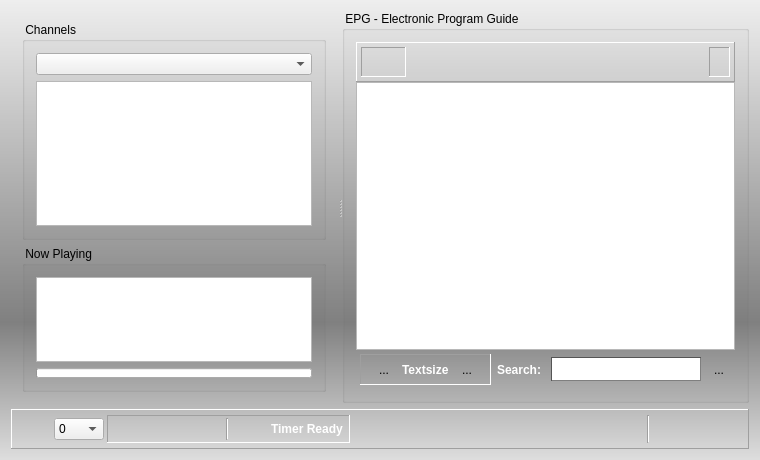
Old version of the form recorder.ui in the repository code-google-com/vlc-record.
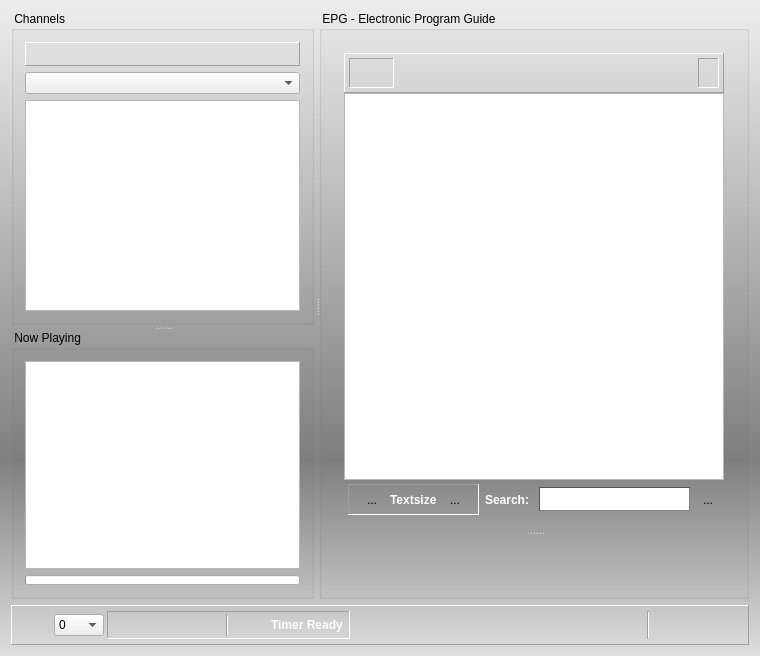
New version of the form. Icons and pictures are not drawn. Custom widgets are drawn as their Qt base class.

```diff
--- a/recorder.ui
+++ b/recorder.ui
@@ -7,7 +7,7 @@
     <x>0</x>
     <y>0</y>
     <width>760</width>
-    <height>460</height>
+    <height>656</height>
    </rect>
   </property>
   <property name="windowTitle">
@@ -27,40 +27,119 @@
   </property>
   <layout class="QVBoxLayout" name="verticalLayout_4" stretch="1,0">
    <item>
-    <widget class="QSplitter" name="splitter">
+    <widget class="QSplitter" name="vSplitterChanEpg">
      <property name="styleSheet">
-      <string notr="true">QSplitter::handle {
-     image: url(:/png/h_split);
+      <string notr="true">QSplitter#vSplitterChanEpg::handle {
+     image: url(:/png/v_split);
  }
 
- QSplitter::handle:horizontal {
+ QSplitter#vSplitterChanEpg::handle:horizontal {
      width: 5px;
  }
 
- QSplitter::handle:vertical {
+ QSplitter#vSplitterChanEpg::handle:vertical {
      height: 5px;
  }
 
- QSplitter::handle:hover {
-    image: url(:/png/h_split_hover);
+ QSplitter#vSplitterChanEpg::handle:hover {
+    image: url(:/png/v_split_hover);
  }
 
- QSplitter::handle:pressed {
-    image: url(:/png/h_split_pressed);
+ QSplitter#vSplitterChanEpg::handle:pressed {
+    image: url(:/png/v_split_pressed);
  }
 </string>
      </property>
      <property name="orientation">
       <enum>Qt::Horizontal</enum>
      </property>
-     <widget class="QWidget" name="layoutWidget">
-      <layout class="QVBoxLayout" name="vLayoutChannels" stretch="6,4">
-       <item>
+     <widget class="QSplitter" name="hSplitterChannels">
+      <property name="styleSheet">
+       <string notr="true">QSplitter#hSplitterChannels::handle {
+   image: url(:/png/h_split);
+}
+
+QSplitter#hSplitterChannels::handle:horizontal {
+   width: 5px;
+}
+
+QSplitter#hSplitterChannels::handle:vertical {
+   height: 5px;
+}
+
+QSplitter#hSplitterChannels::handle:hover {
+   image: url(:/png/h_split_hover);
+}
+
+QSplitter#hSplitterChannels::handle:pressed {
+   image: url(:/png/h_split_pressed);
+}
+</string>
+      </property>
+      <property name="orientation">
+       <enum>Qt::Vertical</enum>
+      </property>
         <widget class="QGroupBox" name="groupChannels">
          <property name="title">
           <string> Channels </string>
          </property>
-         <layout class="QVBoxLayout" name="verticalLayout" stretch="0,60">
+       <layout class="QVBoxLayout" name="verticalLayout" stretch="0,0,60">
+        <item>
+         <widget class="QFrame" name="hFrameFav">
+          <property name="contextMenuPolicy">
+           <enum>Qt::DefaultContextMenu</enum>
+          </property>
+          <property name="styleSheet">
+           <string notr="true">QFrame#hFrameFav {
+background-color: qlineargradient(spread:pad, x1:0, y1:0, x2:0, y2:1, stop:0 #eee, 	stop:0.7 grey, stop:1 #dedede);
+};</string>
+          </property>
+          <property name="frameShape">
+           <enum>QFrame::Panel</enum>
+          </property>
+          <property name="frameShadow">
+           <enum>QFrame::Raised</enum>
+          </property>
+          <layout class="QHBoxLayout" name="hLayoutFavFrame">
+           <property name="spacing">
+            <number>0</number>
+           </property>
+           <item>
+            <spacer name="hSpacerLeft">
+             <property name="orientation">
+              <enum>Qt::Horizontal</enum>
+             </property>
+             <property name="sizeHint" stdset="0">
+              <size>
+               <width>40</width>
+               <height>0</height>
+              </size>
+             </property>
+            </spacer>
+           </item>
+           <item>
+            <layout class="QGridLayout" name="gLayoutFav">
+             <property name="spacing">
+              <number>4</number>
+             </property>
+            </layout>
+           </item>
+           <item>
+            <spacer name="hlSpacerRight">
+             <property name="orientation">
+              <enum>Qt::Horizontal</enum>
+             </property>
+             <property name="sizeHint" stdset="0">
+              <size>
+               <width>40</width>
+               <height>0</height>
+              </size>
+             </property>
+            </spacer>
+           </item>
+          </layout>
+         </widget>
+        </item>
           <item>
            <widget class="QComboBox" name="cbxChannelGroup">
             <property name="whatsThis">
@@ -70,6 +149,9 @@
           </item>
           <item>
            <widget class="QListWidget" name="listWidget">
+          <property name="contextMenuPolicy">
+           <enum>Qt::CustomContextMenu</enum>
+          </property>
             <property name="toolTip">
              <string/>
             </property>
@@ -86,8 +168,6 @@
           </item>
          </layout>
         </widget>
-       </item>
-       <item>
         <widget class="QGroupBox" name="groupEpgShort">
          <property name="title">
           <string> Now Playing </string>
@@ -127,14 +207,41 @@
           </item>
          </layout>
         </widget>
-       </item>
-      </layout>
      </widget>
      <widget class="QGroupBox" name="groupEPG">
       <property name="title">
        <string> EPG - Electronic Program Guide </string>
       </property>
-      <layout class="QVBoxLayout" name="verticalLayout_2" stretch="0,0,10,0">
+      <layout class="QVBoxLayout" name="verticalLayout_5">
+       <item>
+        <widget class="QSplitter" name="hSplitterEpgPlayer">
+         <property name="styleSheet">
+          <string notr="true">QSplitter#hSplitterEpgPlayer::handle {
+     image: url(:/png/h_split);
+ }
+
+ QSplitter#hSplitterEpgPlayer::handle:horizontal {
+     width: 5px;
+ }
+
+ QSplitter#hSplitterEpgPlayer::handle:vertical {
+     height: 5px;
+ }
+
+ QSplitter#hSplitterEpgPlayer::handle:hover {
+    image: url(:/png/h_split_hover);
+ }
+
+ QSplitter#hSplitterEpgPlayer::handle:pressed {
+    image: url(:/png/h_split_pressed);
+ }
+</string>
+         </property>
+         <property name="orientation">
+          <enum>Qt::Vertical</enum>
+         </property>
+         <widget class="QWidget" name="layoutWidget">
+          <layout class="QVBoxLayout" name="verticalLayout_2">
        <property name="spacing">
         <number>0</number>
        </property>
@@ -453,6 +560,11 @@
        </item>
       </layout>
      </widget>
+         <widget class="CPlayer" name="player" native="true"/>
+        </widget>
+       </item>
+      </layout>
+     </widget>
     </widget>
    </item>
    <item>
@@ -906,6 +1018,12 @@
    <extends>QTextBrowser</extends>
    <header>cepgbrowser.h</header>
   </customwidget>
+  <customwidget>
+   <class>CPlayer</class>
+   <extends>QWidget</extends>
+   <header>cplayer.h</header>
+   <container>1</container>
+  </customwidget>
  </customwidgets>
  <tabstops>
   <tabstop>cbxChannelGroup</tabstop>
```
Lines whose indentation alone changed are shown as unchanged.
